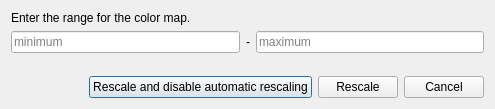
First picture: the form in Qt/Components/Resources/UI/pqRescaleRangeDialog.ui, repository Kitware/ParaView, before the edit.
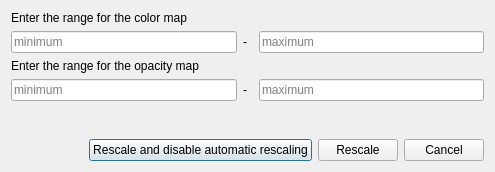
Second picture: the form after the edit. Custom widgets are drawn as their Qt base class.

Commit message:
Enable setting a separate range for the scalar opacity map
Show separate controls for setting opacity array range when the
UseSeparateOpacityArray property is on. Achieved by augmenting
pqResetScalarRangeReaction::resetScalarRangeToCustom(vtkSMProxy* lut)
to take another boolean argument that controls whether opacity range
controls should be displayed, and passing that on to the
pqRescaleRange dialog that hides/shows separate opacity range widgets.

```diff
--- a/Qt/Components/Resources/UI/pqRescaleRangeDialog.ui
+++ b/Qt/Components/Resources/UI/pqRescaleRangeDialog.ui
@@ -7,41 +7,41 @@
     <x>0</x>
     <y>0</y>
     <width>495</width>
-    <height>109</height>
+    <height>172</height>
    </rect>
   </property>
   <property name="windowTitle">
    <string>Set Range</string>
   </property>
-  <layout class="QGridLayout" name="gridLayout" rowstretch="0,0,0,0,0">
-   <item row="1" column="0">
-    <widget class="pqDoubleLineEdit" name="MinimumScalar">
+  <layout class="QGridLayout" name="gridLayout" rowstretch="0,0,0,0,0,0,0">
+   <item row="2" column="0">
+    <widget class="QLabel" name="OpacityLabel">
+     <property name="text">
+      <string>Enter the range for the opacity map</string>
+     </property>
+    </widget>
+   </item>
+   <item row="3" column="0">
+    <widget class="pqDoubleLineEdit" name="MinimumOpacityScalar">
      <property name="whatsThis">
-      <string>Enter the new range minimum here.</string>
+      <string>Enter the new range minimum for the opacity map here.</string>
+     </property>
+     <property name="text">
+      <string/>
      </property>
      <property name="placeholderText">
       <string>minimum</string>
      </property>
     </widget>
    </item>
-   <item row="1" column="1">
-    <widget class="QLabel" name="label_2">
+   <item row="3" column="1">
+    <widget class="QLabel" name="OpacityHyphenLabel">
      <property name="text">
       <string>-</string>
      </property>
     </widget>
    </item>
-   <item row="1" column="2">
-    <widget class="pqDoubleLineEdit" name="MaximumScalar">
-     <property name="whatsThis">
-      <string>Enter the new range maximum here.</string>
-     </property>
-     <property name="placeholderText">
-      <string>maximum</string>
-     </property>
-    </widget>
-   </item>
-   <item row="4" column="0" colspan="3">
+   <item row="6" column="0" colspan="4">
     <layout class="QHBoxLayout">
      <property name="spacing">
       <number>6</number>
@@ -106,13 +106,13 @@
      </item>
     </layout>
    </item>
-   <item row="0" column="0" colspan="3">
-    <widget class="QLabel" name="label_3">
+   <item row="0" column="0" colspan="4">
+    <widget class="QLabel" name="ColorMapLabel">
      <property name="toolTip">
       <string/>
      </property>
      <property name="text">
-      <string>&lt;html&gt;&lt;head/&gt;&lt;body&gt;&lt;p&gt;Enter the range for the color map.&lt;/p&gt;&lt;/body&gt;&lt;/html&gt;</string>
+      <string>&lt;html&gt;&lt;head/&gt;&lt;body&gt;&lt;p&gt;Enter the range for the color map&lt;/p&gt;&lt;/body&gt;&lt;/html&gt;</string>
      </property>
      <property name="alignment">
       <set>Qt::AlignLeading|Qt::AlignLeft|Qt::AlignTop</set>
@@ -122,7 +122,24 @@
      </property>
     </widget>
    </item>
-   <item row="2" column="0">
+   <item row="1" column="1">
+    <widget class="QLabel" name="ColorHyphenLabel">
+     <property name="text">
+      <string>-</string>
+     </property>
+    </widget>
+   </item>
+   <item row="1" column="0">
+    <widget class="pqDoubleLineEdit" name="MinimumScalar">
+     <property name="whatsThis">
+      <string>Enter the new range minimum for the color map here.</string>
+     </property>
+     <property name="placeholderText">
+      <string>minimum</string>
+     </property>
+    </widget>
+   </item>
+   <item row="4" column="0">
     <spacer name="verticalSpacer">
      <property name="orientation">
       <enum>Qt::Vertical</enum>
@@ -135,6 +152,29 @@
      </property>
     </spacer>
    </item>
+   <item row="1" column="3">
+    <widget class="pqDoubleLineEdit" name="MaximumScalar">
+     <property name="whatsThis">
+      <string>Enter the new range maximum for the color map here.</string>
+     </property>
+     <property name="placeholderText">
+      <string>maximum</string>
+     </property>
+    </widget>
+   </item>
+   <item row="3" column="3">
+    <widget class="pqDoubleLineEdit" name="MaximumOpacityScalar">
+     <property name="whatsThis">
+      <string>Enter the new range maximum for the opacity map here.</string>
+     </property>
+     <property name="text">
+      <string/>
+     </property>
+     <property name="placeholderText">
+      <string>maximum</string>
+     </property>
+    </widget>
+   </item>
   </layout>
  </widget>
  <customwidgets>
```
Left out of the diff: 14 changed lines with no effect on the pictures. The commit also changes 5 other files.
